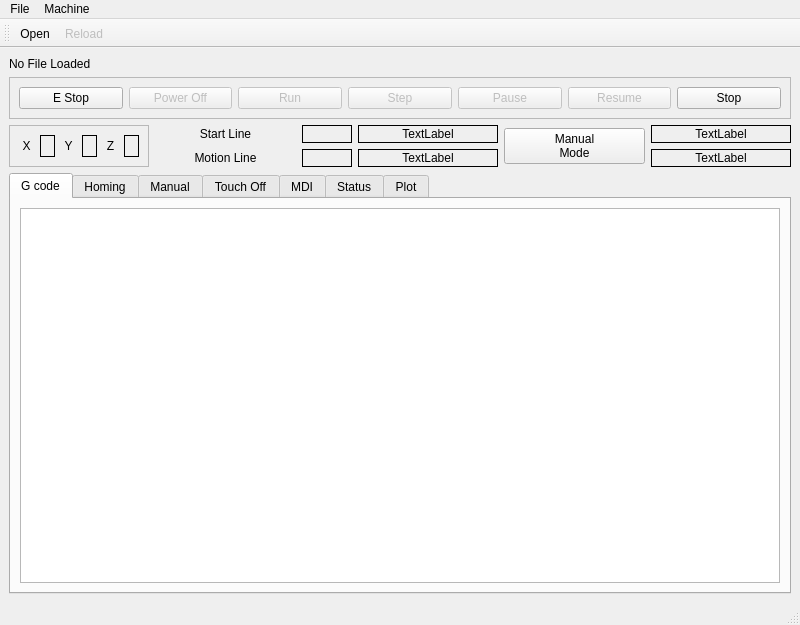
Before: the Qt Designer form jet/src/jet.ui in tlight9/jet, drawn with Qt 5.
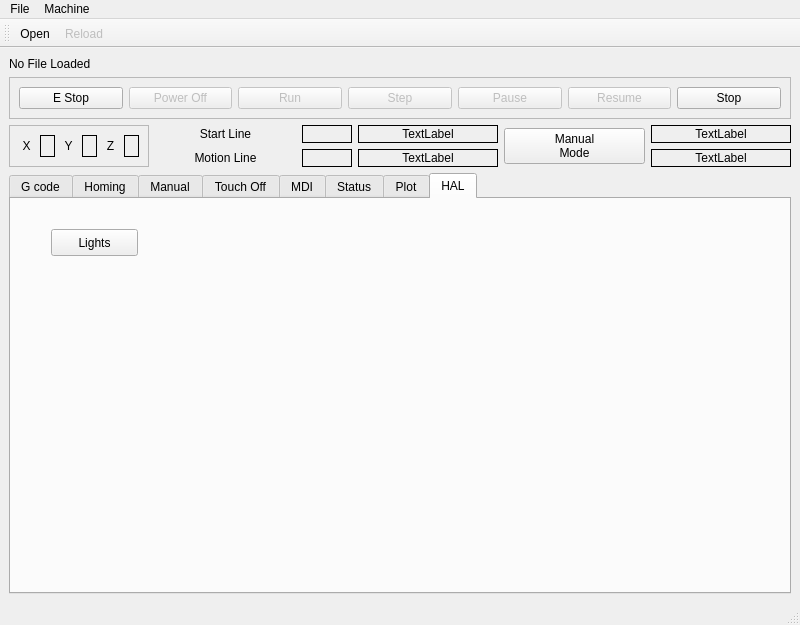
After: the same form once the commit is applied.

Commit message: test hal button

Patch:
```diff
--- a/jet/src/jet.ui
+++ b/jet/src/jet.ui
@@ -315,7 +315,7 @@
     <item row="4" column="0" colspan="6">
      <widget class="QTabWidget" name="tabWidget">
       <property name="currentIndex">
-       <number>0</number>
+       <number>7</number>
       </property>
       <widget class="QWidget" name="gcode_tab">
        <attribute name="title">
@@ -1148,6 +1148,30 @@
         </item>
        </layout>
       </widget>
+      <widget class="QWidget" name="tab_3">
+       <attribute name="title">
+        <string>HAL</string>
+       </attribute>
+       <widget class="QPushButton" name="lights">
+        <property name="geometry">
+         <rect>
+          <x>40</x>
+          <y>30</y>
+          <width>87</width>
+          <height>27</height>
+         </rect>
+        </property>
+        <property name="text">
+         <string>Lights</string>
+        </property>
+        <property name="function" stdset="0">
+         <string>hal_pin</string>
+        </property>
+        <property name="pin_0" stdset="0">
+         <string>out, hal_bit, hal_out</string>
+        </property>
+       </widget>
+      </widget>
      </widget>
     </item>
     <item row="2" column="3">
```
